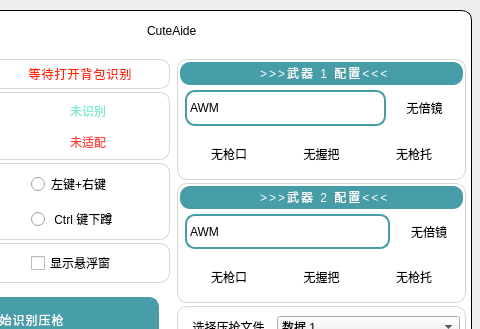
Pupper0601/CuteAide, file views/home.ui: the form before one commit; both pictures show x 138 to 618 and y 0 to 329 of the 618 by 423 pixel window.
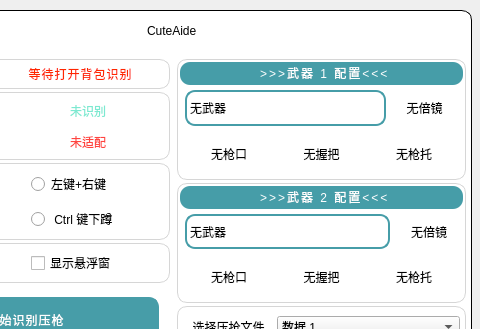
The form after the commit. Icons and pictures are not drawn.

Diff of the .ui file:
```diff
--- a/views/home.ui
+++ b/views/home.ui
@@ -1619,7 +1619,7 @@
 }</string>
                    </property>
                    <property name="text">
-                    <string>AWM</string>
+                    <string>无武器</string>
                    </property>
                   </widget>
                  </item>
@@ -2003,7 +2003,7 @@
 }</string>
                    </property>
                    <property name="text">
-                    <string>AWM</string>
+                    <string>无武器</string>
                    </property>
                   </widget>
                  </item>
```
